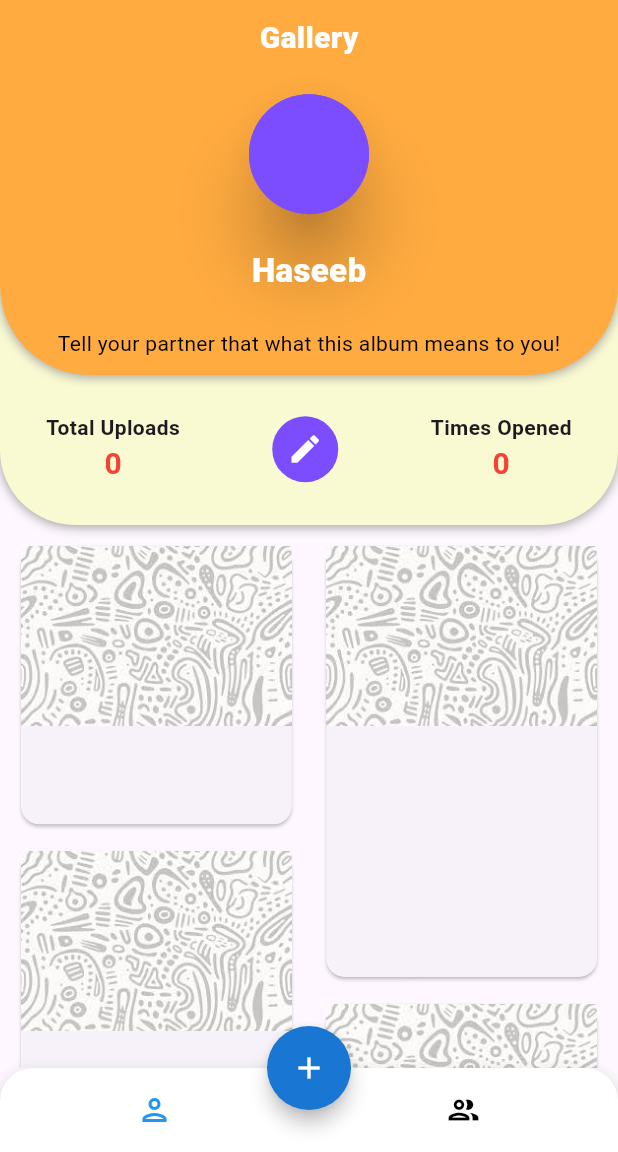
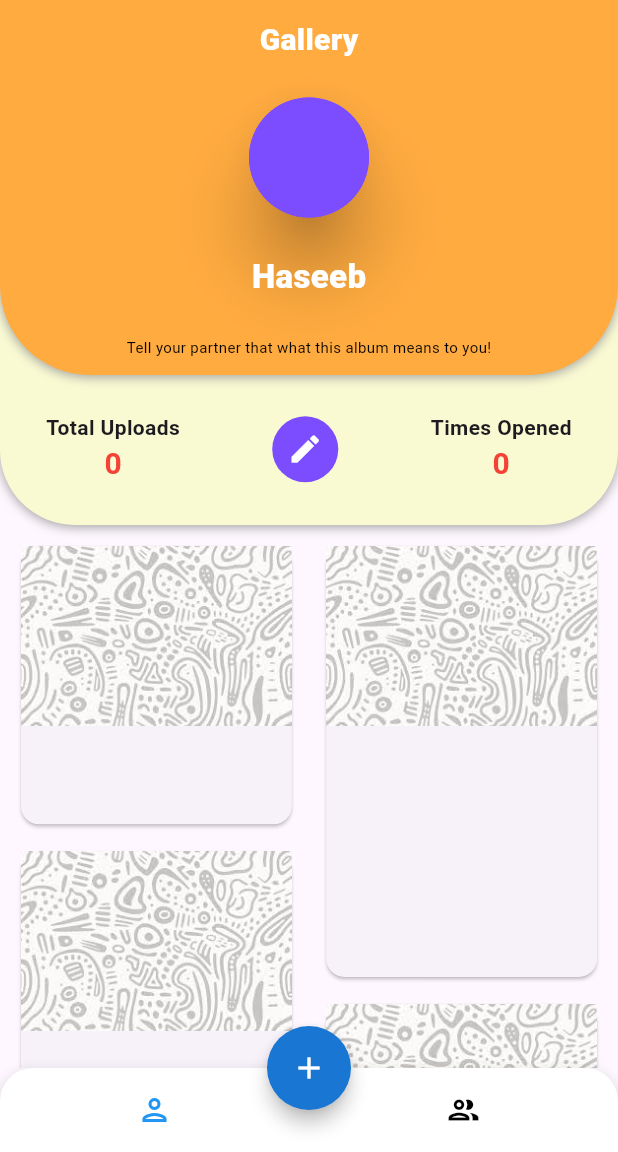
Before and after one commit to HaseebKhanGitHub/vibrance, a Flutter app: the album_main screen opened directly, on a phone screen of 412 x 824 dp, the part 84-1236 px from its top. Run offline on Flutter 3.47's test engine with Material 3 defaults, Android fonts, the light colour scheme and no system bars; drawn by our look-alikes of animated_bottom_navigation_bar, circular_profile_avatar, focused_menu; our stand-ins replace awesome_dialog, expandable_text, getwidget, google_fonts, responsive_sizer, rounded_loading_button_plus and 1 more; missing offline and left inert: list_tile_more_customizable.

Commit message:
commit 53 com

```diff
--- a/lib/Views/Widgets/Features/Album/gallery_header.dart
+++ b/lib/Views/Widgets/Features/Album/gallery_header.dart
@@ -87,7 +87,9 @@ class GalleryHeader extends StatelessWidget {
                 Text(
                   description,
                   style: TextStyle(
-                      color: Colors.black, fontWeight: FontWeight.w400),
+                      fontSize: 10,
+                      color: Colors.black,
+                      fontWeight: FontWeight.w400),
                 ),
               ],
             ),
```
